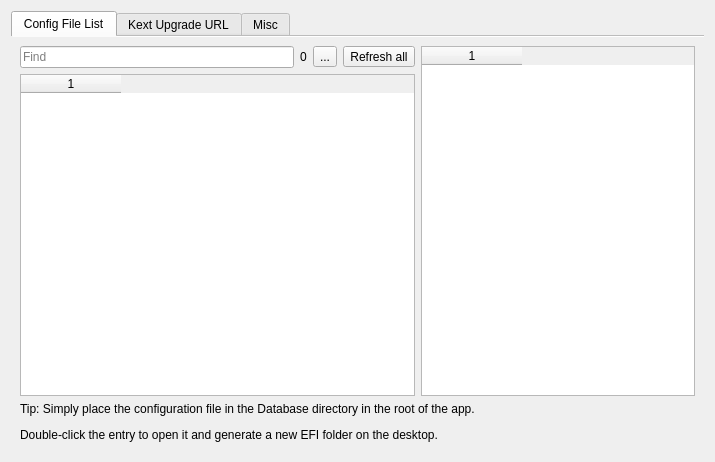
This is dlgdatabase.ui in ic005k/OCAuxiliaryTools as Qt 5 draws it before an edit. The edited form follows.
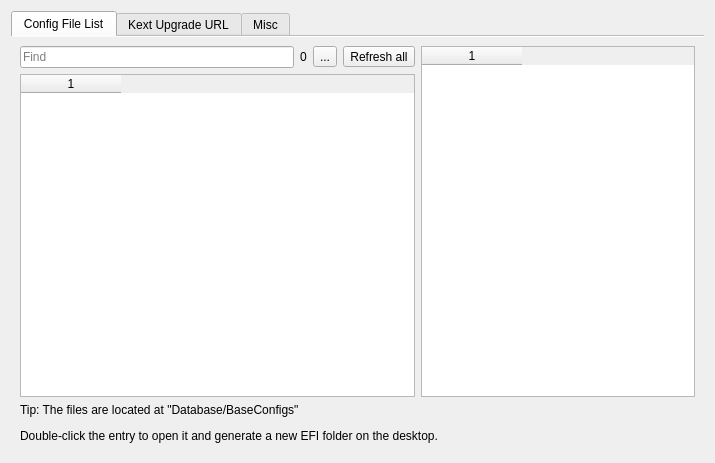
This is the edited form. The open tabs and pages were chosen to show the change. Icons and pictures are not drawn.

```diff
--- a/dlgdatabase.ui
+++ b/dlgdatabase.ui
@@ -7,7 +7,7 @@
     <x>0</x>
     <y>0</y>
     <width>715</width>
-    <height>462</height>
+    <height>463</height>
    </rect>
   </property>
   <property name="windowTitle">
@@ -108,7 +108,7 @@
        <item row="2" column="0" colspan="5">
         <widget class="QLabel" name="label">
          <property name="text">
-          <string>&lt;html&gt;&lt;head/&gt;&lt;body&gt;&lt;p&gt;Tip: Simply place the configuration file in the Database directory in the root of the app.&lt;/p&gt;&lt;p&gt;Double-click the entry to open it and generate a new EFI folder on the desktop.&lt;/p&gt;&lt;/body&gt;&lt;/html&gt;</string>
+          <string>&lt;html&gt;&lt;head/&gt;&lt;body&gt;&lt;p&gt;Tip: The files are located at  &quot;Database/BaseConfigs&quot;&lt;/p&gt;&lt;p&gt;Double-click the entry to open it and generate a new EFI folder on the desktop.&lt;/p&gt;&lt;/body&gt;&lt;/html&gt;</string>
          </property>
         </widget>
        </item>
```
Left out of the diff: 2 changed lines with no effect on the pictures.
